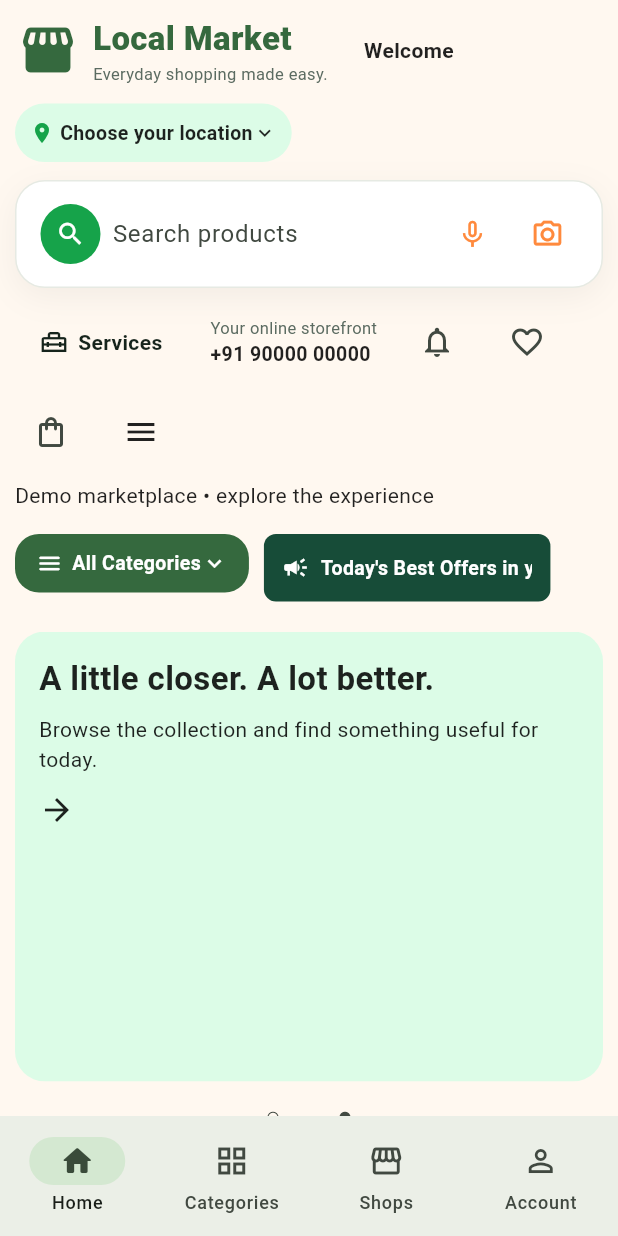
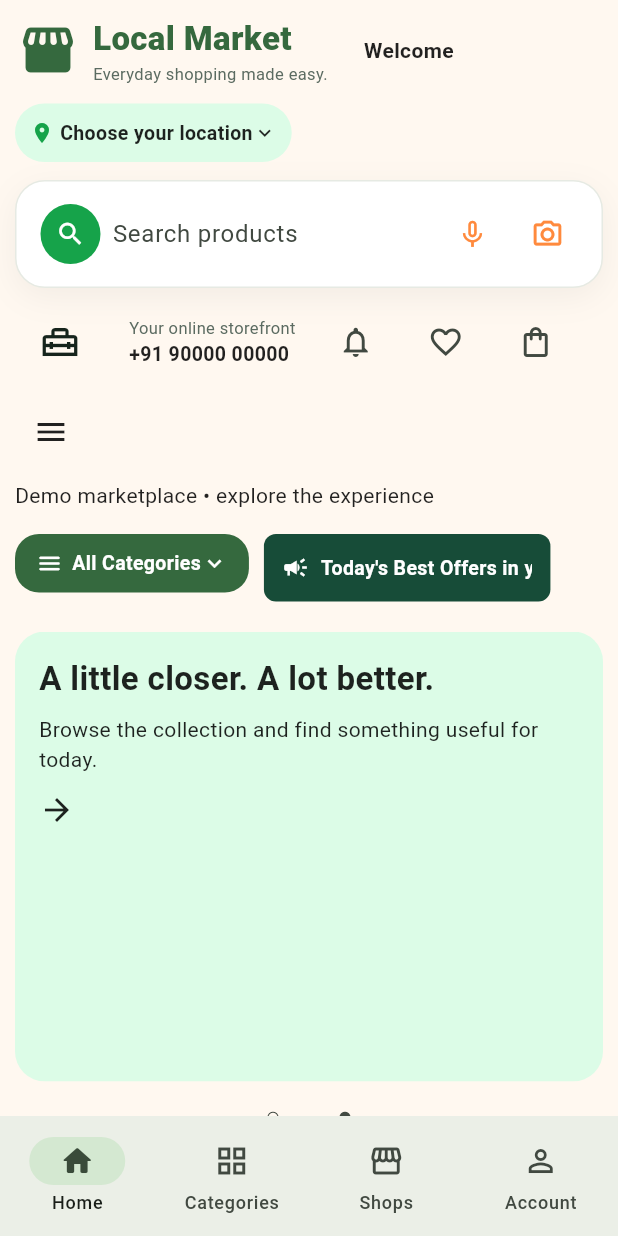
Before and after one commit to seshu1339-sys/my-project, a Flutter app: the screen it shows after launch, on a phone screen of 412 x 824 dp. Run offline on Flutter 3.47's test engine with Material 3 defaults, Android fonts, the phone set to English and light mode, and no system bars; our stand-ins replace cloud_firestore, cloud_functions, firebase_auth, firebase_core, firebase_messaging, firebase_storage and 7 more; missing offline and left inert: dart:js_interop; accounts and stored records are empty; Roboto replaces fonts that are missing (Arial).

Commit message:
Header: Services slot is image-only now, no text label beside it
The whole Services header slot is just the admin-changeable icon image
(or the default icon when none is set) -- "Services" text moved to
Semantics/Tooltip for accessibility/hover, not shown visually beside
the image anymore.

Co-Authored-By: Claude Sonnet 5 <noreply@anthropic.com>

```diff
--- a/lib/ui/responsive_header_bar.dart
+++ b/lib/ui/responsive_header_bar.dart
@@ -269,53 +269,36 @@ class ResponsiveHeader extends StatelessWidget {
                 ),
                 divider(),
                 // Visible "Services" shortcut (was hamburger-menu-only) —
-                // plain text, matching the wireframe's unadorned header
-                // label style (no button chrome/icon, same as the other
-                // header items) — plus an admin-changeable icon image
-                // (Layout Settings → Services → "Icon image URL"), falling
-                // back to a generic services icon when none is set.
-                InkWell(
-                  borderRadius: BorderRadius.circular(AppTokens.radiusSm),
-                  onTap: onServices,
-                  child: Padding(
-                    padding: const EdgeInsets.symmetric(horizontal: 4, vertical: 4),
-                    child: Row(
-                      mainAxisSize: MainAxisSize.min,
-                      children: [
-                        SizedBox(
-                          width: 20,
-                          height: 20,
+                // the whole slot IS an admin-changeable image (Layout
+                // Settings → Services → "Icon image URL"), no separate text
+                // label beside it, falling back to a generic services icon
+                // when none is set.
+                Semantics(
+                  label: 'Services'.tr(context),
+                  button: true,
+                  child: Tooltip(
+                    message: 'Services'.tr(context),
+                    child: InkWell(
+                      borderRadius: BorderRadius.circular(AppTokens.radiusSm),
+                      onTap: onServices,
+                      child: Padding(
+                        padding: const EdgeInsets.all(4),
+                        child: SizedBox(
+                          width: 28,
+                          height: 28,
                           child: servicesIconUrl.isEmpty
-                              ? const Icon(Icons.home_repair_service_outlined, size: 20, color: AppTokens.textPrimary)
+                              ? const Icon(Icons.home_repair_service_outlined, size: 28, color: AppTokens.textPrimary)
                               : Image.network(
                                   servicesIconUrl,
                                   fit: BoxFit.contain,
                                   errorBuilder: (_, error, stack) => const Icon(
                                     Icons.home_repair_service_outlined,
-                                    size: 20,
+                                    size: 28,
                                     color: AppTokens.textPrimary,
                                   ),
                                 ),
                         ),
-                        const SizedBox(width: 6),
-                        // Flexible (not a bare Text) so this can shrink
-                        // instead of forcing the Row to its full natural
-                        // width -- a Row with no flexible child can hard
-                        // RenderFlex-overflow when available header space
-                        // is squeezed (narrow viewport, or an admin-set
-                        // extreme margin/padding elsewhere in the header).
-                        Flexible(
-                          child: Text(
-                            'Services'.tr(context),
-                            maxLines: 1,
-                            overflow: TextOverflow.ellipsis,
-                            style: const TextStyle(
-                              fontWeight: FontWeight.w700,
-                              color: AppTokens.textPrimary,
-                            ),
-                          ),
-                        ),
-                      ],
+                      ),
                     ),
                   ),
                 ),
```
